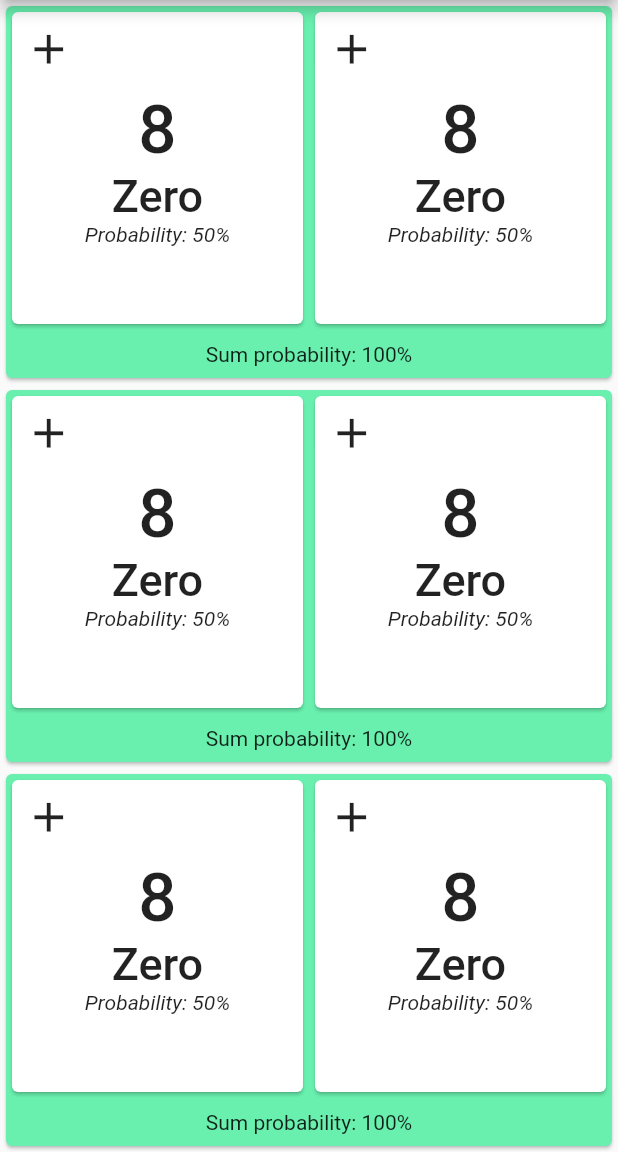
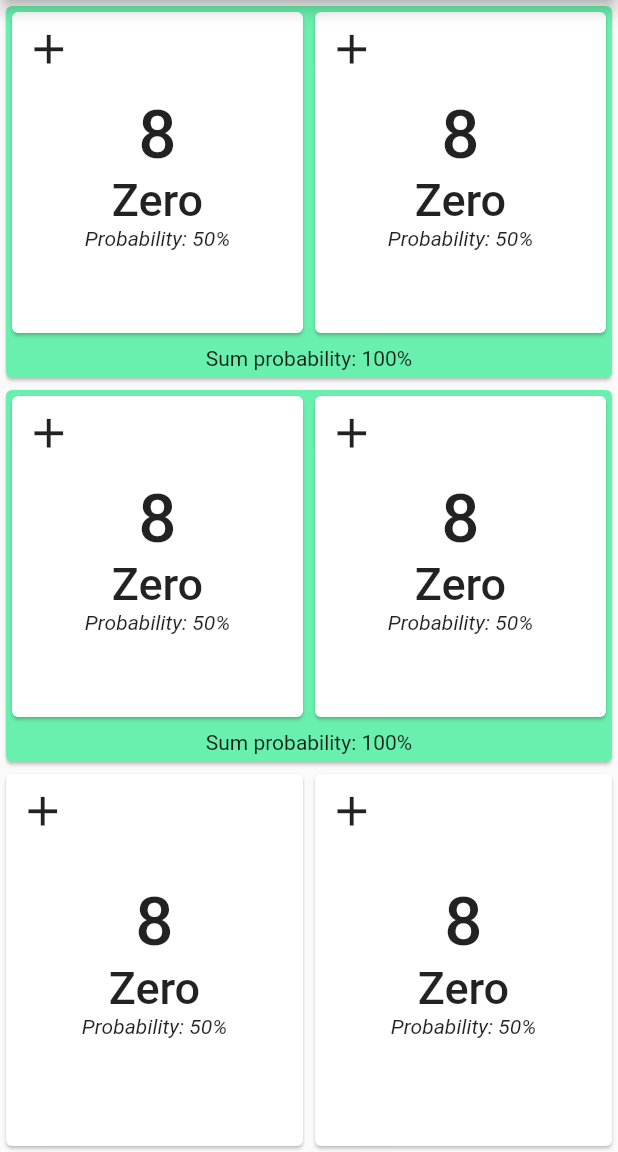
Before and after one commit to krdzo/got-battle, a Flutter app: the screen it shows after launch, on a phone screen of 412 x 824 dp, the part 84-1236 px from its top. Run offline on Flutter 3.47's test engine with Material 2 defaults, Android fonts, the phone set to English and light mode, and no system bars.

Commit message:
Change HomeScreen to 2 RowOfCard and InfoCard

```diff
--- a/lib/main.dart
+++ b/lib/main.dart
@@ -42,7 +42,14 @@
         children: [
           Expanded(child: RowOfTwoCards()),
           Expanded(child: RowOfTwoCards()),
-          Expanded(child: RowOfTwoCards()),
+          Expanded(
+            child: Row(
+              children: [
+                Expanded(child: InfoCard()),
+                Expanded(child: InfoCard()),
+              ],
+            ),
+          ),
         ],
       ),
     );
@@ -58,13 +65,11 @@
 
   @override
   Widget build(BuildContext context) {
-
     return Card(
       color: Colors.greenAccent,
       child: Column(
         children: [
           Expanded(
-            flex: 4,
             child: Row(
               children: [
                 Expanded(child: InfoCard()),
@@ -72,10 +77,10 @@
               ],
             ),
           ),
-           Padding(
-             padding: const EdgeInsets.all(8.0),
-             child: Center(child: Text("Sum probability: 100%")),
-           ),
+          Padding(
+            padding: const EdgeInsets.all(5.0),
+            child: Center(child: Text("Sum probability: 100%")),
+          ),
         ],
       ),
     );
```
